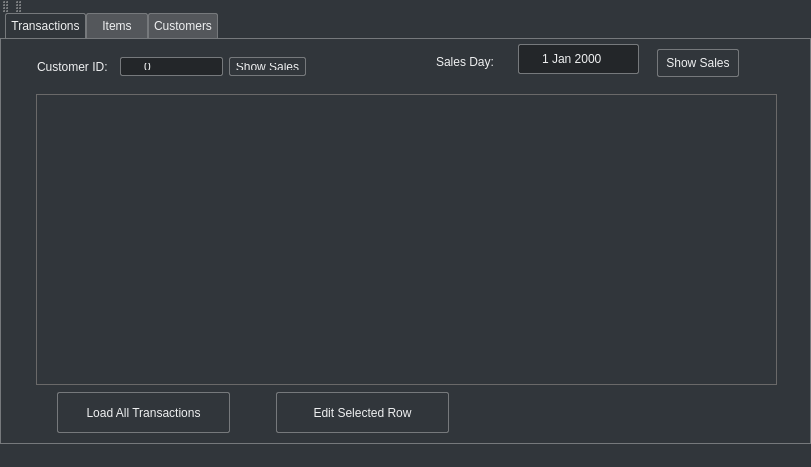
Qt form mainwindow.ui (miabrielle/GroceryPOS) before a commit.
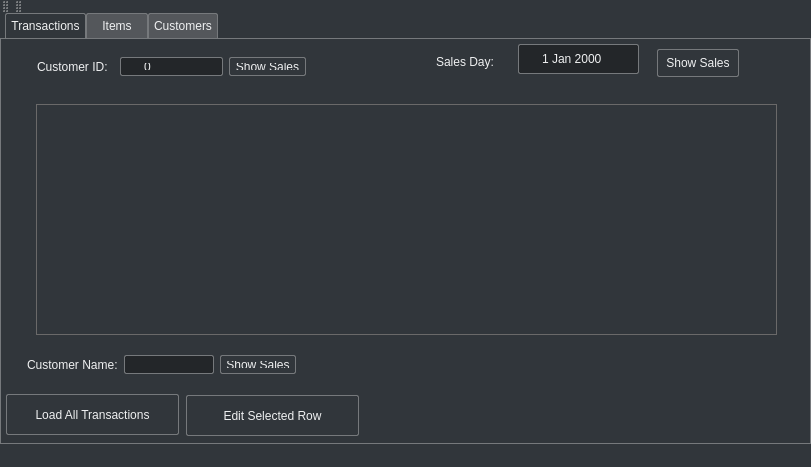
The same form after that commit. The open tabs and pages were chosen to show the change.

Commit message: Added grand total search by ID/Customer Name

The edit to the form file:
```diff
--- a/mainwindow.ui
+++ b/mainwindow.ui
@@ -290,18 +290,18 @@
       <property name="geometry">
        <rect>
         <x>30</x>
-        <y>50</y>
+        <y>60</y>
         <width>741</width>
-        <height>291</height>
+        <height>231</height>
        </rect>
       </property>
      </widget>
      <widget class="QLabel" name="invalidRowSelectedMsg">
       <property name="geometry">
        <rect>
-        <x>470</x>
-        <y>360</y>
-        <width>211</width>
+        <x>360</x>
+        <y>370</y>
+        <width>371</width>
         <height>20</height>
        </rect>
       </property>
@@ -317,8 +317,8 @@
      <widget class="QPushButton" name="loadAllTransactionsButton">
       <property name="geometry">
        <rect>
-        <x>51</x>
-        <y>348</y>
+        <x>0</x>
+        <y>350</y>
         <width>173</width>
         <height>41</height>
        </rect>
@@ -330,8 +330,8 @@
      <widget class="QPushButton" name="editTransactionRowButton">
       <property name="geometry">
        <rect>
-        <x>270</x>
-        <y>348</y>
+        <x>180</x>
+        <y>351</y>
         <width>173</width>
         <height>41</height>
        </rect>
@@ -405,6 +405,53 @@
        </rect>
       </property>
      </widget>
+     <widget class="QLabel" name="grandTotalDisplayField">
+      <property name="geometry">
+       <rect>
+        <x>330</x>
+        <y>310</y>
+        <width>441</width>
+        <height>21</height>
+       </rect>
+      </property>
+      <property name="styleSheet">
+       <string notr="true">QLabel {
+color: red;
+}</string>
+      </property>
+      <property name="text">
+       <string/>
+      </property>
+     </widget>
+     <widget class="QWidget" name="layoutWidget_2">
+      <property name="geometry">
+       <rect>
+        <x>10</x>
+        <y>300</y>
+        <width>291</width>
+        <height>41</height>
+       </rect>
+      </property>
+      <layout class="QHBoxLayout" name="horizontalLayout_5">
+       <item>
+        <widget class="QLabel" name="label_4">
+         <property name="text">
+          <string>Customer Name:</string>
+         </property>
+        </widget>
+       </item>
+       <item>
+        <widget class="QLineEdit" name="searchByCustomerNameInput"/>
+       </item>
+       <item>
+        <widget class="QPushButton" name="showSalesByCustomerName">
+         <property name="text">
+          <string>Show Sales</string>
+         </property>
+        </widget>
+       </item>
+      </layout>
+     </widget>
     </widget>
     <widget class="QWidget" name="tab_2">
      <attribute name="title">
```
Left out of the diff: 4 changed lines with no effect on the pictures. The commit also changes 9 other files.
